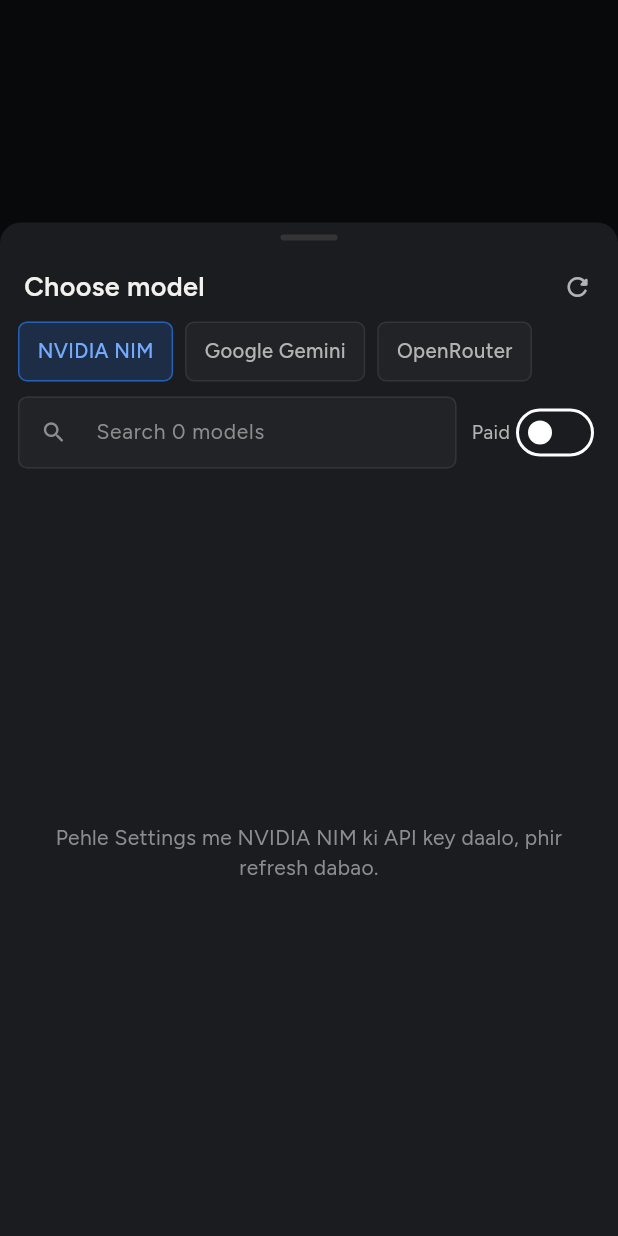
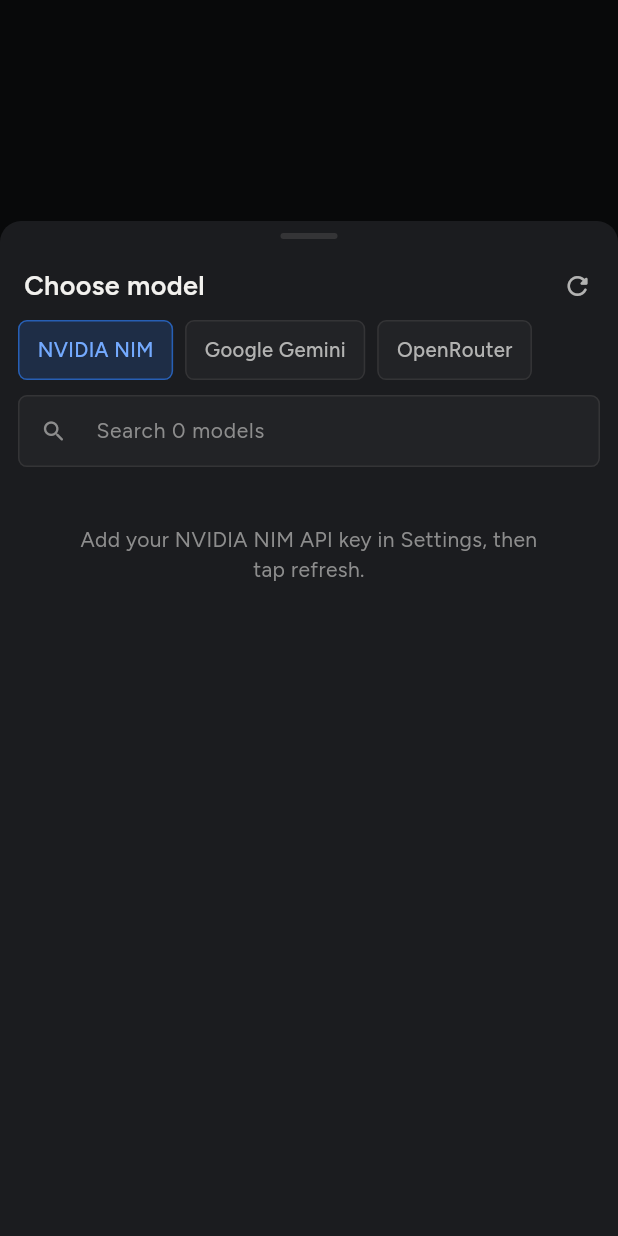
Before and after one commit to thanoxxinfnity/Now-, a Flutter app: what showModelPicker() shows on an empty page, opened directly, on a phone screen of 412 x 824 dp. Run offline on Flutter 3.47's test engine with Material 3 defaults, Android fonts, the phone set to English and light mode, and no system bars; our stand-ins replace flutter_animate, flutter_markdown_plus, flutter_secure_storage, material_ui, share_plus, shared_preferences; missing offline and left inert: flutter_foreground_task, markdown; accounts and stored records are empty; network calls fail.

Commit message:
English UI, remove free/paid split, technique animations, fix insets
Co-Authored-By: Claude Sonnet 5.5 <noreply@anthropic.com>
Claude-Session: https://claude.ai/code/session_014t4kRKEhR6QA596pC3TLXC

```diff
--- a/lib/models.dart
+++ b/lib/models.dart
@@ -50,15 +50,14 @@ class ModelInfo {
   final String id; // id sent to the API
   final String name;
   final String providerId;
-  final bool autoFree; // what we detected
   final int? context;
-  ModelInfo({required this.id, required this.name, required this.providerId, required this.autoFree, this.context});
+  ModelInfo({required this.id, required this.name, required this.providerId, this.context});
 
   String get key => '$providerId::$id';
 
-  Map<String, dynamic> toJson() => {'id': id, 'name': name, 'p': providerId, 'free': autoFree, 'ctx': context};
-  factory ModelInfo.fromJson(Map<String, dynamic> j) => ModelInfo(
-      id: j['id'], name: j['name'], providerId: j['p'], autoFree: j['free'] ?? true, context: j['ctx']);
+  Map<String, dynamic> toJson() => {'id': id, 'name': name, 'p': providerId, 'ctx': context};
+  factory ModelInfo.fromJson(Map<String, dynamic> j) =>
+      ModelInfo(id: j['id'], name: j['name'], providerId: j['p'], context: j['ctx']);
 }
 
 class GenFile {
--- a/lib/prompts.dart
+++ b/lib/prompts.dart
@@ -1,13 +1,13 @@
 const mugenSystemPrompt = r'''
 You are Mugen, a fast, friendly AI assistant inside a phone app. You can chat normally AND build real Android apps.
-The user often writes in Hinglish (Hindi in Roman letters mixed with English) - reply in the same style they use.
+Reply in the language the user writes in (English by default).
 
 DECIDE FIRST what the user wants:
 - Normal conversation, questions, explanations, advice -> just answer naturally and shortly. NEVER build an app unless the user clearly asks to build / make / create / bana an app, tool, game or website-like app.
 - The user asks you to build an app (or asks to change / fix an app you already built) -> follow BUILD MODE below.
 
 BUILD MODE
-1. Start with ONE short line saying you are building it ("Ek second, <app> bana raha hoon...") and 3-6 bullets of the requirements you understood (features, screens, design). Keep it brief.
+1. Start with ONE short line saying you are building it ("Building <app> for you...") and 3-6 bullets of the requirements you understood (features, screens, design). Keep it brief.
 2. Then output the whole project in exactly this format, with NOTHING else inside the block:
 
 <mugen-project name="snake_case_name" title="Display Name">
--- a/lib/state.dart
+++ b/lib/state.dart
@@ -141,6 +141,10 @@ class AppState extends ChangeNotifier with WidgetsBindingObserver {
     for (final m in list) {
       if (m.id == settings.selModel) return m;
     }
+    // a model typed in by hand is not in the fetched list
+    if (settings.selModel != null && settings.selProvider != null) {
+      return ModelInfo(id: settings.selModel!, name: settings.selModel!, providerId: settings.selProvider!);
+    }
     return null;
   }
 
@@ -166,12 +170,6 @@ class AppState extends ChangeNotifier with WidgetsBindingObserver {
       fetching[p.id] = false;
       notifyListeners();
     }
-  }
-
-  Future<void> setPaid(ModelInfo m, bool paid) async {
-    settings.paidOverride[m.key] = paid;
-    await settings.save();
-    notifyListeners();
   }
 
   Future<void> saveSettings() async {
@@ -245,7 +243,7 @@ class AppState extends ChangeNotifier with WidgetsBindingObserver {
     final c = current;
     if (c == null || c.project == null) return;
     if (settings.ghToken.trim().isEmpty) {
-      error = 'Settings me GitHub token daalo pehle.';
+      error = 'Add your GitHub token in Settings first.';
       notifyListeners();
       return;
     }
--- a/lib/store.dart
+++ b/lib/store.dart
@@ -54,7 +54,6 @@ class SettingsStore {
 
   List<ProviderConfig> providers = ProviderConfig.defaults();
   Map<String, List<ModelInfo>> models = {};
-  Map<String, bool> paidOverride = {}; // model key -> isPaid (user decision)
   String ghToken = '';
   String ghLogin = '';
   bool publicRepo = true;
@@ -81,8 +80,6 @@ class SettingsStore {
       final j = Map<String, dynamic>.from(jsonDecode(m));
       models = j.map((k, v) => MapEntry(k, (v as List).map((e) => ModelInfo.fromJson(Map<String, dynamic>.from(e))).toList()));
     }
-    final po = prefs.getString('paid');
-    if (po != null) paidOverride = Map<String, bool>.from(jsonDecode(po));
     ghLogin = prefs.getString('gh_login') ?? '';
     publicRepo = prefs.getBool('public_repo') ?? true;
     autoFix = prefs.getBool('auto_fix') ?? true;
@@ -102,7 +99,6 @@ class SettingsStore {
     final pj = providers.map((p) => (p.toJson()..['apiKey'] = '')).toList();
     await prefs.setString('providers', jsonEncode(pj));
     await prefs.setString('models', jsonEncode(models.map((k, v) => MapEntry(k, v.map((e) => e.toJson()).toList()))));
-    await prefs.setString('paid', jsonEncode(paidOverride));
     await prefs.setString('gh_login', ghLogin);
     await prefs.setBool('public_repo', publicRepo);
     await prefs.setBool('auto_fix', autoFix);
@@ -114,5 +110,4 @@ class SettingsStore {
     if (selModel != null) await prefs.setString('sel_m', selModel!);
   }
 
-  bool isPaid(ModelInfo m) => paidOverride[m.key] ?? !m.autoFree;
 }
--- a/lib/ui/cli_hub.dart
+++ b/lib/ui/cli_hub.dart
@@ -43,7 +43,7 @@ class _CliHubState extends State<CliHubScreen> {
       final j = jsonDecode(r.body);
       items = (j['clis'] as List).map((e) => Map<String, dynamic>.from(e)).toList();
     } catch (e) {
-      err = 'Registry load nahi hui: $e';
+      err = 'Could not load the registry: $e';
     }
     if (mounted) setState(() => loading = false);
   }
@@ -126,8 +126,8 @@ class _CliCard extends StatelessWidget {
               final app = AppScope.read(context);
               app.newChat();
               Navigator.pop(context);
-              final ok = await app.send('${cli['display_name'] ?? cli['name']} CLI (${cli['install_cmd']}) ko kaise use karte hain? Practical examples do.');
-              if (!ok && context.mounted) toast(context, 'Pehle model choose karo', error: true);
+              final ok = await app.send('${cli['display_name'] ?? cli['name']} CLI (${cli['install_cmd']}) - how do I use it? Give practical examples.');
+              if (!ok && context.mounted) toast(context, 'Choose a model first', error: true);
             }),
           ]),
         ]),
@@ -153,7 +153,7 @@ class _RunSheetState extends State<_RunSheet> {
     final app = AppScope.read(context);
     final tok = app.settings.ghToken.trim();
     if (tok.isEmpty) {
-      toast(context, 'Settings me GitHub token daalo', error: true);
+      toast(context, 'Add your GitHub token in Settings', error: true);
       return;
     }
     setState(() {
@@ -182,7 +182,7 @@ class _RunSheetState extends State<_RunSheet> {
         final runs = await gh.listRuns(owner, 'mugen-cli-runner');
         if (runs.isNotEmpty && (runs.first['id'] as int) != lastId) run = Map<String, dynamic>.from(runs.first);
       }
-      if (run == null) throw 'Run start nahi hua';
+      if (run == null) throw 'The run did not start';
       while (run!['status'] != 'completed') {
         if (!mounted) return;
         setState(() => stage = 'Running on GitHub (${run!['status']})...');
@@ -207,7 +207,7 @@ class _RunSheetState extends State<_RunSheet> {
         child: Column(mainAxisSize: MainAxisSize.min, crossAxisAlignment: CrossAxisAlignment.start, children: [
           Text('Run ${widget.cli['display_name'] ?? widget.cli['name']}', style: ts(18, w: 600)),
           const SizedBox(height: 4),
-          Text('GitHub Actions runner par install hoga aur command chalega.', style: ts(12.5, color: Tk.faint)),
+          Text('It is installed on a GitHub Actions runner and the command runs there.', style: ts(12.5, color: Tk.faint)),
           const SizedBox(height: 12),
           TextField(
             controller: cmd,
--- a/lib/ui/model_picker.dart
+++ b/lib/ui/model_picker.dart
@@ -9,6 +9,7 @@ void showModelPicker(BuildContext context) {
   showModalBottomSheet(
     context: context,
     isScrollControlled: true,
+    useSafeArea: true,
     backgroundColor: Tk.card,
     shape: const RoundedRectangleBorder(borderRadius: BorderRadius.vertical(top: Radius.circular(Tk.rXl))),
     builder: (_) => AppScope(state: AppScope.read(context), child: const _Picker()),
@@ -24,7 +25,6 @@ class _Picker extends StatefulWidget {
 class _PickerState extends State<_Picker> {
   String? pid;
   String q = '';
-  bool showPaid = false;
 
   @override
   Widget build(BuildContext context) {
@@ -33,16 +33,16 @@ class _PickerState extends State<_Picker> {
     pid ??= app.settings.selProvider ?? (providers.isNotEmpty ? providers.first.id : null);
     final p = providers.where((e) => e.id == pid).firstOrNull ?? (providers.isNotEmpty ? providers.first : null);
     final all = p == null ? <ModelInfo>[] : (app.settings.models[p.id] ?? []);
-    final f = all.where((m) => q.isEmpty || m.name.toLowerCase().contains(q.toLowerCase()) || m.id.toLowerCase().contains(q.toLowerCase())).toList();
-    final free = f.where((m) => !app.settings.isPaid(m)).toList();
-    final paid = f.where((m) => app.settings.isPaid(m)).toList();
+    final ql = q.trim().toLowerCase();
+    final f = all.where((m) => ql.isEmpty || m.name.toLowerCase().contains(ql) || m.id.toLowerCase().contains(ql)).toList();
+    final exact = all.any((m) => m.id.toLowerCase() == ql);
     final fetching = p != null && (app.fetching[p.id] ?? false);
 
     return DraggableScrollableSheet(
       expand: false,
-      initialChildSize: 0.82,
+      initialChildSize: 0.85,
       minChildSize: 0.4,
-      maxChildSize: 0.95,
+      maxChildSize: 1,
       builder: (_, sc) => Column(children: [
         Container(margin: const EdgeInsets.only(top: 8), width: 38, height: 4, decoration: BoxDecoration(color: Tk.border, borderRadius: BorderRadius.circular(2))),
         Padding(
@@ -86,9 +86,7 @@ class _PickerState extends State<_Picker> {
           ),
         ),
         Padding(
-          padding: const EdgeInsets.fromLTRB(12, 10, 12, 0),
-          child: Row(children: [
-            Expanded(
+          padding: const EdgeInsets.fromLTRB(12, 10, 12, 8),
           child: TextField(
             onChanged: (v) => setState(() => q = v),
             style: ts(14),
@@ -104,36 +102,25 @@ class _PickerState extends State<_Picker> {
             ),
           ),
         ),
-            const SizedBox(width: 10),
-            Text('Paid', style: ts(13, color: Tk.dim)),
-            Switch(value: showPaid, onChanged: (v) => setState(() => showPaid = v)),
-          ]),
-        ),
         Expanded(
           child: p == null
-              ? const _Hint('Settings me koi provider on karo.')
-              : all.isEmpty
-                  ? _Hint(p.apiKey.isEmpty && p.kind != ProviderKind.openrouter ? 'Pehle Settings me ${p.name} ki API key daalo, phir refresh dabao.' : 'Refresh dabao - models live load honge.')
+              ? const _Hint('Turn on a provider in Settings.')
               : ListView(controller: sc, padding: const EdgeInsets.fromLTRB(12, 0, 12, 24), children: [
-                      Caption('Free  -  ${free.length}'),
-                      ...free.map((m) => _row(app, m)),
-                      if (showPaid) ...[
-                        Caption('Paid  -  ${paid.length}'),
-                        ...paid.map((m) => _row(app, m)),
-                      ] else if (paid.isNotEmpty)
-                        Padding(
-                          padding: const EdgeInsets.only(top: 14),
-                          child: Text('${paid.length} paid models hidden. "Paid" switch on karo dekhne ke liye.', style: ts(12.5, color: Tk.faint)),
-                        ),
+                  if (ql.isNotEmpty && !exact)
+                    _row(app, ModelInfo(id: q.trim(), name: 'Use "${q.trim()}" as model ID', providerId: p.id), manual: true),
+                  if (all.isEmpty)
+                    _Hint(p.apiKey.isEmpty && p.kind != ProviderKind.openrouter
+                        ? 'Add your ${p.name} API key in Settings, then tap refresh.'
+                        : 'Tap refresh to load the live model list, or type a model ID above.'),
+                  ...f.map((m) => _row(app, m)),
                 ]),
         ),
       ]),
     );
   }
 
-  Widget _row(AppState app, ModelInfo m) {
-    final sel = app.settings.selProvider == m.providerId && app.settings.selModel == m.id;
-    final paid = app.settings.isPaid(m);
+  Widget _row(AppState app, ModelInfo m, {bool manual = false}) {
+    final sel = !manual && app.settings.selProvider == m.providerId && app.settings.selModel == m.id;
     return Pressable(
       onTap: () async {
         await app.selectModel(m);
@@ -141,7 +128,7 @@ class _PickerState extends State<_Picker> {
       },
       child: Container(
         margin: const EdgeInsets.only(bottom: 4),
-        padding: const EdgeInsets.fromLTRB(12, 8, 4, 8),
+        padding: const EdgeInsets.fromLTRB(12, 10, 12, 10),
         decoration: BoxDecoration(
           color: sel ? Tk.accentSoft : Tk.field,
           borderRadius: BorderRadius.circular(Tk.r),
@@ -151,22 +138,10 @@ class _PickerState extends State<_Picker> {
           Expanded(
             child: Column(crossAxisAlignment: CrossAxisAlignment.start, children: [
               Text(m.name, style: ts(14, w: 500, color: sel ? Tk.accentInk : Tk.text), maxLines: 1, overflow: TextOverflow.ellipsis),
-              Text(m.id + (m.context != null ? '  -  ${(m.context! / 1000).round()}k ctx' : ''), style: ts(11.5, mono: true, color: Tk.faint), maxLines: 1, overflow: TextOverflow.ellipsis),
+              if (!manual) Text(m.id + (m.context != null ? '  -  ${(m.context! / 1000).round()}k ctx' : ''), style: ts(11.5, mono: true, color: Tk.faint), maxLines: 1, overflow: TextOverflow.ellipsis),
             ]),
           ),
-          Column(mainAxisSize: MainAxisSize.min, children: [
-            Text('paid', style: ts(10.5, color: Tk.faint)),
-            SizedBox(
-              height: 26,
-              child: Checkbox(
-                value: paid,
-                visualDensity: VisualDensity.compact,
-                activeColor: Tk.warn,
-                side: const BorderSide(color: Tk.faint, width: 1.4),
-                onChanged: (v) => app.setPaid(m, v ?? false),
-              ),
-            ),
-          ]),
+          if (sel) const Icon(Icons.check_rounded, size: 18, color: Tk.accentInk),
         ]),
       ),
     );
--- a/lib/ui/project_card.dart
+++ b/lib/ui/project_card.dart
@@ -185,7 +185,7 @@ class _BuildTimeline extends StatelessWidget {
         if (active)
           Padding(
             padding: const EdgeInsets.only(top: 4),
-            child: Text('Background me chalta rahega - app band karo tab bhi.', style: ts(12, color: Tk.faint)),
+            child: Text('Keeps running in the background, even if you close the app.', style: ts(12, color: Tk.faint)),
           ),
         if (pr.status == 'success' && pr.apkUrl != null) ...[
           const SizedBox(height: 8),
```
Also changed, not shown: lib/api.dart (+5 -14 lines), lib/main.dart (+19 -0 lines), lib/ui/home.dart (+12 -11 lines), lib/ui/message_view.dart (+5 -2 lines), lib/ui/settings.dart (+13 -6 lines), lib/ui/techniques.dart (added, +323 -0 lines), 2 other files. Lines whose indentation alone changed are shown as unchanged.
